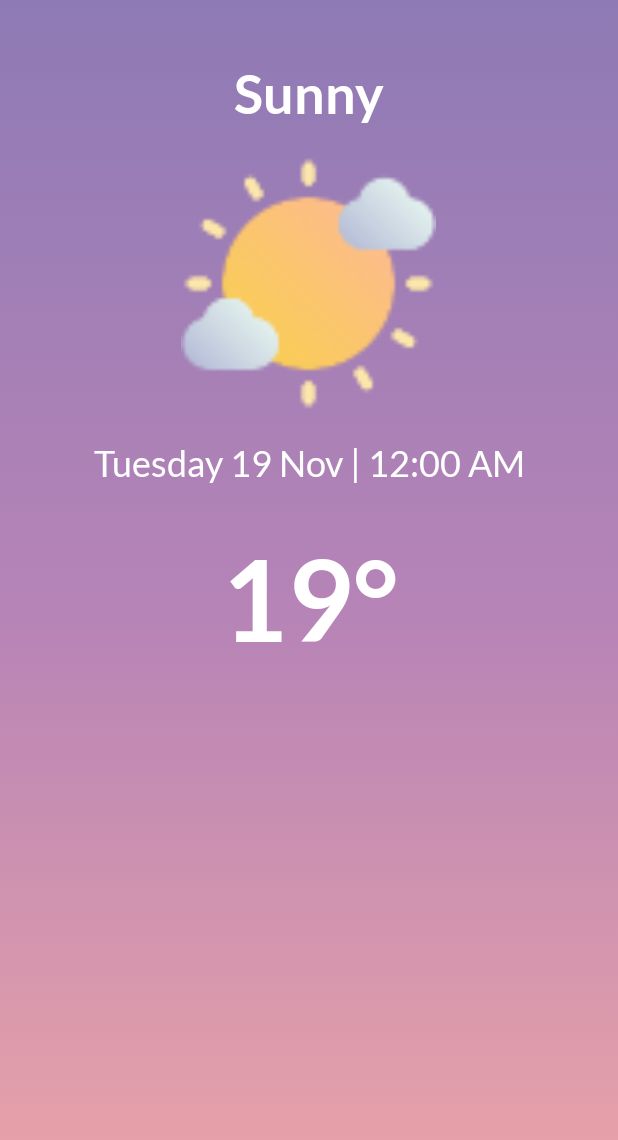
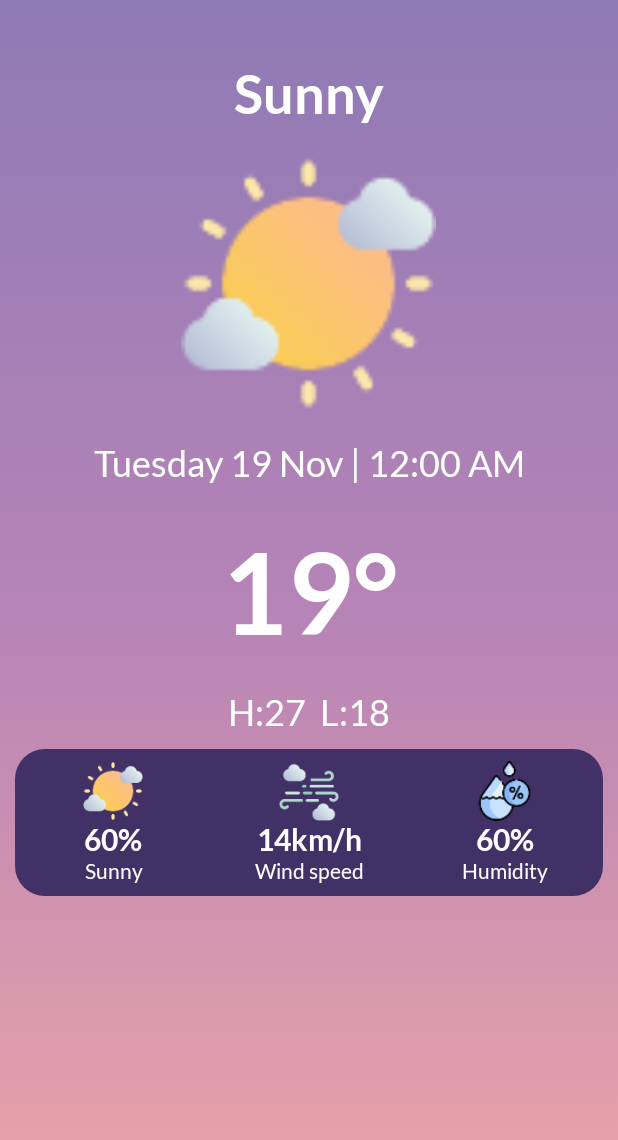
Before and after one commit to bintangsatri4/Weather-App, an Android app: the screen it shows after launch (MainActivity), on a phone screen of 412 x 824 dp. Shown: the top 1140 px of the screen. Run offline under Robolectric (Android 15) with nearby library versions, the phone set to English and light mode, and no system bars.

Commit message:
Create Icon & Home UI

```diff
--- /dev/null
+++ b/app/src/main/res/drawable/backgroudn2.xml
@@ -0,0 +1,10 @@
+<?xml version="1.0" encoding="utf-8"?>
+<selector xmlns:android="http://schemas.android.com/apk/res/android">
+<item>
+    <shape android:shape="rectangle">
+        <corners android:radius="20dp"/>
+        <solid android:color="#423166"/>
+
+    </shape>
+</item>
+</selector>
--- a/app/src/main/res/layout/activity_main.xml
+++ b/app/src/main/res/layout/activity_main.xml
@@ -61,8 +61,132 @@
                 android:textColor="@color/white"
                 android:textSize="75sp"
                 android:textAlignment="center"
-                android:layout_marginTop="30dp"
+                android:layout_marginTop="25dp"
                 android:fontFamily="@font/lato_bold"/>
+
+            <TextView
+                android:id="@+id/TextView3"
+                android:layout_width="match_parent"
+                android:layout_height="wrap_content"
+                android:text="H:27  L:18"
+                android:textColor="@color/white"
+                android:textSize="24sp"
+                android:textAlignment="center"
+                android:layout_marginTop="20dp"
+                android:fontFamily="@font/lato"/>
+
+            <LinearLayout
+                android:layout_width="match_parent"
+                android:layout_height="match_parent"
+                android:background="@drawable/backgroudn2"
+                android:orientation="horizontal"
+                android:layout_margin="10dp">
+
+                <LinearLayout
+                    android:layout_width="0dp"
+                    android:layout_height="wrap_content"
+                    android:layout_margin="8dp"
+                    android:layout_weight="0.333"
+                    android:orientation="vertical">
+
+                    <ImageView
+                        android:id="@+id/imageView1"
+                        android:layout_width="40dp"
+                        android:layout_height="40dp"
+                        android:layout_gravity="center"
+                        app:srcCompat="@drawable/sunny" />
+
+                    <TextView
+                        android:id="@+id/textView2"
+                        android:layout_width="match_parent"
+                        android:layout_height="wrap_content"
+                        android:fontFamily="@font/lato_bold"
+                        android:text="60%"
+                        android:textAlignment="center"
+                        android:textColor="@color/white"
+                        android:textSize="20sp" />
+
+                    <TextView
+                        android:id="@+id/textView03"
+                        android:layout_width="match_parent"
+                        android:layout_height="wrap_content"
+                        android:fontFamily="@font/lato"
+                        android:text="Sunny"
+                        android:textAlignment="center"
+                        android:textColor="@color/white"
+                        android:textSize="14sp" />
+                </LinearLayout>
+
+                <LinearLayout
+                    android:layout_width="0dp"
+                    android:layout_height="wrap_content"
+                    android:layout_margin="8dp"
+                    android:layout_weight="0.333"
+                    android:orientation="vertical">
+
+                    <ImageView
+                        android:id="@+id/imageView04"
+                        android:layout_width="40dp"
+                        android:layout_height="40dp"
+                        android:layout_gravity="center"
+                        app:srcCompat="@drawable/windy" />
+
+                    <TextView
+                        android:id="@+id/textView05"
+                        android:layout_width="match_parent"
+                        android:layout_height="wrap_content"
+                        android:fontFamily="@font/lato_bold"
+                        android:text="14km/h"
+                        android:textAlignment="center"
+                        android:textColor="@color/white"
+                        android:textSize="20sp" />
+
+                    <TextView
+                        android:id="@+id/textView06"
+                        android:layout_width="match_parent"
+                        android:layout_height="wrap_content"
+                        android:fontFamily="@font/lato"
+                        android:text="Wind speed"
+                        android:textAlignment="center"
+                        android:textColor="@color/white"
+                        android:textSize="14sp" />
+                </LinearLayout>
+
+                <LinearLayout
+                    android:layout_width="0dp"
+                    android:layout_height="match_parent"
+                    android:layout_margin="8dp"
+                    android:layout_weight="0.333"
+                    android:orientation="vertical">
+
+                    <ImageView
+                        android:id="@+id/imageView"
+                        android:layout_width="40dp"
+                        android:layout_height="40dp"
+                        android:layout_gravity="center"
+                        app:srcCompat="@drawable/humidity" />
+
+                    <TextView
+                        android:id="@+id/textView07"
+                        android:layout_width="match_parent"
+                        android:layout_height="wrap_content"
+                        android:fontFamily="@font/lato_bold"
+                        android:text="60%"
+                        android:textAlignment="center"
+                        android:textColor="@color/white"
+                        android:textSize="20sp" />
+
+                    <TextView
+                        android:id="@+id/textView08"
+                        android:layout_width="match_parent"
+                        android:layout_height="wrap_content"
+                        android:fontFamily="@font/lato"
+                        android:text="Humidity"
+                        android:textAlignment="center"
+                        android:textColor="@color/white" />
+                </LinearLayout>
+            </LinearLayout>
+
 
         </LinearLayout>
 
```
